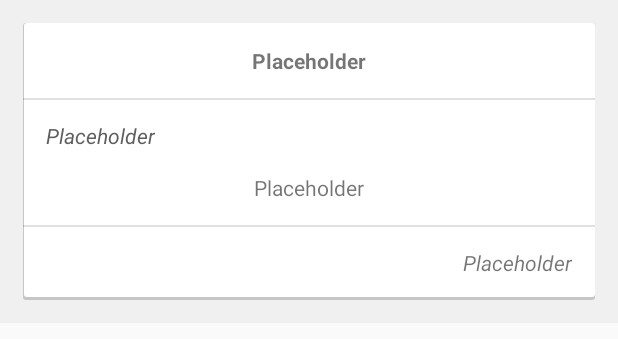
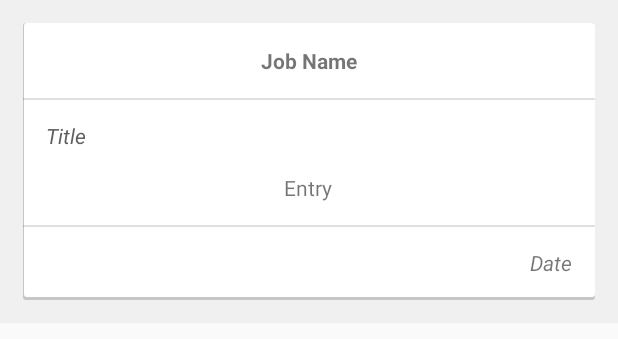
Before and after one commit to imherolddev/DailyLogKeeper, an Android app: the layout daily_view.xml on its own in the app's theme, with its tools: preview values and no code run, on a phone screen of 412 x 824 dp. Shown: the top 339 px of the screen. Run offline under Robolectric (Android 15) with nearby library versions, the light colour scheme and no system bars.

Commit message:
Changed android:text to tools:text  Deleted placeholder String
(Only to test if all works)

```diff
--- a/app/src/main/res/layout/daily_view.xml
+++ b/app/src/main/res/layout/daily_view.xml
@@ -1,5 +1,6 @@
 <?xml version="1.0" encoding="utf-8"?>
 <FrameLayout xmlns:android="http://schemas.android.com/apk/res/android"
+    xmlns:tools="http://schemas.android.com/tools"
     android:layout_width="match_parent"
     android:layout_height="wrap_content"
     android:background="@drawable/list_selector">
@@ -38,7 +39,7 @@
             android:layout_below="@+id/tv_job_title"
             android:textStyle="italic"
             android:textColor="@color/dark_gray"
-            android:text="@string/placeholder" />
+            tools:text="Title" />
 
         <TextView
             android:id="@+id/tv_content"
@@ -47,7 +48,7 @@
             android:padding="@dimen/listview_padding"
             android:layout_below="@+id/tv_description"
             android:layout_centerHorizontal="true"
-            android:text="@string/placeholder" />
+            tools:text="Entry" />
 
         <TextView
             android:id="@+id/tv_created"
@@ -56,8 +57,8 @@
             android:padding="@dimen/listview_padding"
             android:layout_alignParentEnd="true"
             android:layout_below="@+id/tv_content"
-            android:text="@string/placeholder"
-            android:textStyle="italic" />
+            android:textStyle="italic"
+            tools:text="Date"/>
 
         <TextView
             android:id="@+id/tv_job_title"
@@ -66,8 +67,8 @@
             android:padding="@dimen/listview_padding"
             android:layout_alignParentTop="true"
             android:layout_centerHorizontal="true"
-            android:text="@string/placeholder"
-            android:textStyle="bold" />
+            android:textStyle="bold"
+            tools:text="Job Name"/>
 
     </RelativeLayout>
 
--- a/app/src/main/res/values/strings.xml
+++ b/app/src/main/res/values/strings.xml
@@ -65,6 +65,5 @@
     <string name="email_sig">Sent from Daily Log Keeper, for Android</string>
 
     <string name="oops">Oops!!!</string>
-    <string name="placeholder">Placeholder</string>
 
 </resources>
```
Also changed, not shown: 1 other file.
